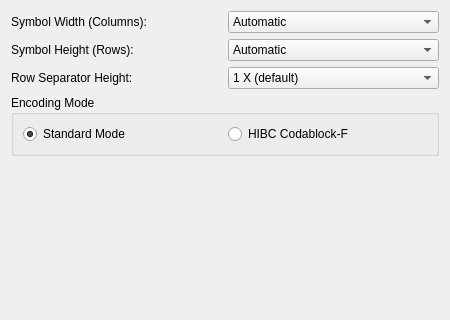
Before: the Qt Designer form frontend_qt/grpCodablockF.ui in novcom/zint, drawn with Qt 5.
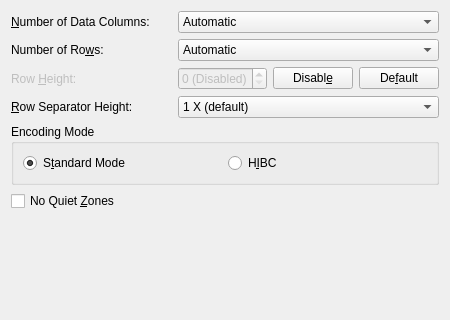
After: the same form once the commit is applied.

What changed in the file:
```diff
--- a/frontend_qt/grpCodablockF.ui
+++ b/frontend_qt/grpCodablockF.ui
@@ -25,7 +25,10 @@
      <item row="0" column="0">
       <widget class="QLabel" name="labelWidth">
        <property name="text">
-        <string>Symbol Width (Columns):</string>
+        <string>&amp;Number of Data Columns:</string>
+       </property>
+       <property name="toolTip">
+        <string>Set number of data characters in a row</string>
        </property>
        <property name="buddy">
         <cstring>cmbCbfWidth</cstring>
@@ -342,7 +345,10 @@
      <item row="1" column="0">
       <widget class="QLabel" name="labelHeight">
        <property name="text">
-        <string>Symbol Height (Rows):</string>
+        <string>Number of Ro&amp;ws:</string>
+       </property>
+       <property name="toolTip">
+        <string>Set number of rows</string>
        </property>
        <property name="buddy">
         <cstring>cmbCbfHeight</cstring>
@@ -582,9 +588,21 @@
       </widget>
      </item>
      <item row="2" column="0">
-      <widget class="QLabel" name="labelRowSeparatorHeight">
+      <widget class="QLabel" name="lblCbfHeightPerRow">
+       <property name="enabled">
+        <bool>false</bool>
+       </property>
+       <property name="toolTip">
+        <string>Height per row in X-dimensions
+Only available if &quot;Automatic Height&quot; in
+the Appearance tab is not checked
+(ignored if disabled)</string>
+       </property>
        <property name="text">
-        <string>Row Separator Height:</string>
+        <string>Row &amp;Height:</string>
+       </property>
+       <property name="alignment">
+        <set>Qt::AlignLeading|Qt::AlignLeft|Qt::AlignVCenter</set>
        </property>
        <property name="buddy">
         <cstring>cmbCbfRowSepHeight</cstring>
@@ -592,6 +610,110 @@
       </widget>
      </item>
      <item row="2" column="1">
+      <layout class="QHBoxLayout" name="horzLayoutCbfHeightPerRow">
+       <item>
+        <widget class="QDoubleSpinBox" name="spnCbfHeightPerRow">
+         <property name="enabled">
+          <bool>false</bool>
+         </property>
+         <property name="toolTip">
+        <string>Height per row in X-dimensions
+Only available if &quot;Automatic Height&quot; in
+the Appearance tab is not checked
+(ignored if disabled)</string>
+         </property>
+         <property name="accelerated">
+          <bool>true</bool>
+         </property>
+         <property name="prefix">
+          <string/>
+         </property>
+         <property name="suffix">
+          <string> X</string>
+         </property>
+         <property name="decimals">
+          <number>3</number>
+         </property>
+         <property name="minimum">
+          <double>0</double>
+         </property>
+         <property name="maximum">
+          <double>2000.000000000000000</double>
+         </property>
+         <property name="singleStep">
+          <double>0.100000000000000</double>
+         </property>
+         <property name="value">
+          <double>0</double>
+         </property>
+         <property name="specialValueText">
+          <string>0 (Disabled)</string>
+         </property>
+        </widget>
+       </item>
+       <item>
+        <widget class="QPushButton" name="btnCbfHeightPerRowDisable">
+         <property name="toolTip">
+          <string>Set height per row to 0
+(&quot;Height&quot; in the Appearance
+tab will be re-enabled)</string>
+         </property>
+         <property name="text">
+          <string>Disabl&amp;e</string>
+         </property>
+         <property name="sizePolicy">
+          <sizepolicy hsizetype="Preferred" vsizetype="Fixed">
+           <horstretch>1</horstretch>
+           <verstretch>0</verstretch>
+          </sizepolicy>
+         </property>
+         <property name="sizeHint" stdset="0">
+          <size>
+           <width>30</width>
+           <height>20</height>
+          </size>
+         </property>
+        </widget>
+       </item>
+       <item>
+        <widget class="QPushButton" name="btnCbfHeightPerRowDefault">
+         <property name="toolTip">
+          <string>Set height per row to default value</string>
+         </property>
+         <property name="text">
+          <string>De&amp;fault</string>
+         </property>
+         <property name="sizePolicy">
+          <sizepolicy hsizetype="Preferred" vsizetype="Fixed">
+           <horstretch>1</horstretch>
+           <verstretch>0</verstretch>
+          </sizepolicy>
+         </property>
+         <property name="sizeHint" stdset="0">
+          <size>
+           <width>30</width>
+           <height>20</height>
+          </size>
+         </property>
+        </widget>
+       </item>
+      </layout>
+     </item>
+     <item row="3" column="0">
+      <widget class="QLabel" name="lblCbfRowSepHeight">
+       <property name="text">
+        <string>&amp;Row Separator Height:</string>
+       </property>
+       <property name="toolTip">
+        <string>Height in X-dimensions of horizontal lines
+separating rows</string>
+       </property>
+       <property name="buddy">
+        <cstring>cmbCbfRowSepHeight</cstring>
+       </property>
+      </widget>
+     </item>
+     <item row="3" column="1">
       <widget class="QComboBox" name="cmbCbfRowSepHeight">
        <item>
         <property name="text">
@@ -622,14 +744,20 @@
      <property name="title">
       <string>Encoding Mode</string>
      </property>
-     <layout class="QHBoxLayout" name="horizontalLayout">
+     <property name="toolTip">
+      <string>How to process data</string>
+     </property>
+     <layout class="QHBoxLayout" name="horizontalCbfLayout">
       <property name="sizeConstraint">
        <enum>QLayout::SetMinimumSize</enum>
       </property>
       <item>
        <widget class="QRadioButton" name="radCbfStand">
         <property name="text">
-         <string>Standard Mode</string>
+         <string>S&amp;tandard Mode</string>
+        </property>
+        <property name="toolTip">
+         <string>Process data as normal</string>
         </property>
         <property name="checked">
          <bool>true</bool>
@@ -639,7 +767,13 @@
       <item>
        <widget class="QRadioButton" name="radCbfHIBC">
         <property name="text">
-         <string>HIBC Codablock-F</string>
+         <string>H&amp;IBC</string>
+        </property>
+        <property name="toolTip">
+         <string>Process data as a Health Industry Barcode (HIBC)
+Labeler Identification Code (LIC)
+For Provider Applications Standard (PAS), preface
+the data with a slash &quot;/&quot;</string>
         </property>
        </widget>
       </item>
@@ -647,7 +781,20 @@
     </widget>
    </item>
    <item>
-    <spacer name="verticalSpacer">
+    <widget class="QCheckBox" name="chkCbfNoQuietZones">
+     <property name="text">
+      <string>No Quiet &amp;Zones</string>
+     </property>
+     <property name="checked">
+      <bool>false</bool>
+     </property>
+     <property name="toolTip">
+      <string>Do not add quiet zones to whitespace</string>
+     </property>
+    </widget>
+   </item>
+   <item>
+    <spacer name="verticalSpacerCbf">
      <property name="orientation">
       <enum>Qt::Vertical</enum>
      </property>
```
Left out of the diff: 20 changed lines with no effect on the pictures.
